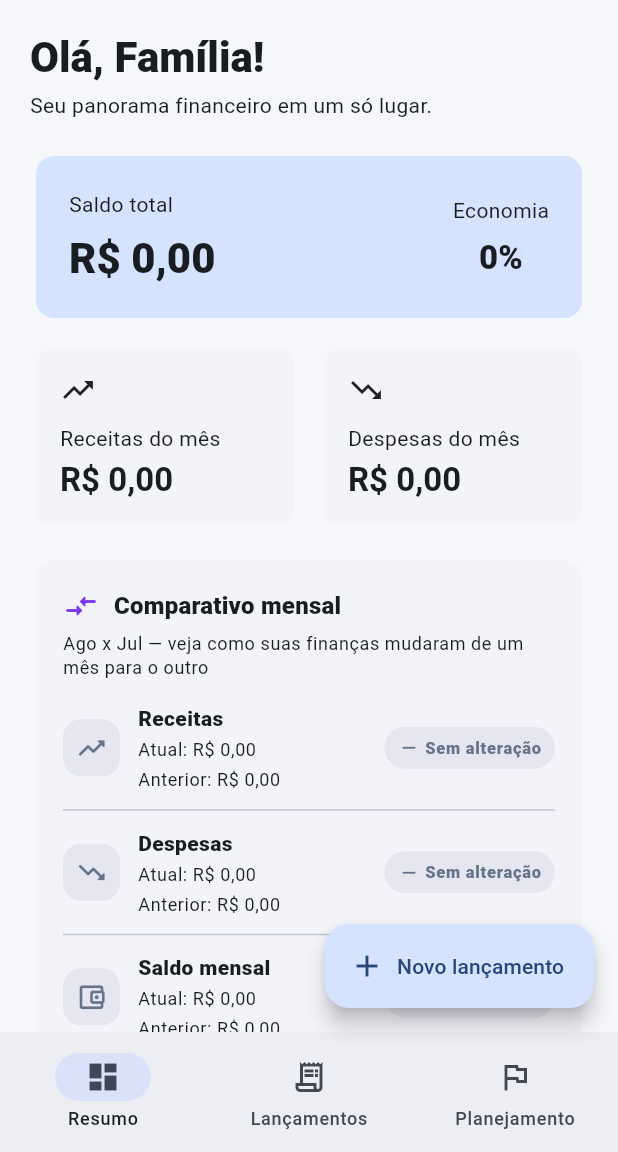
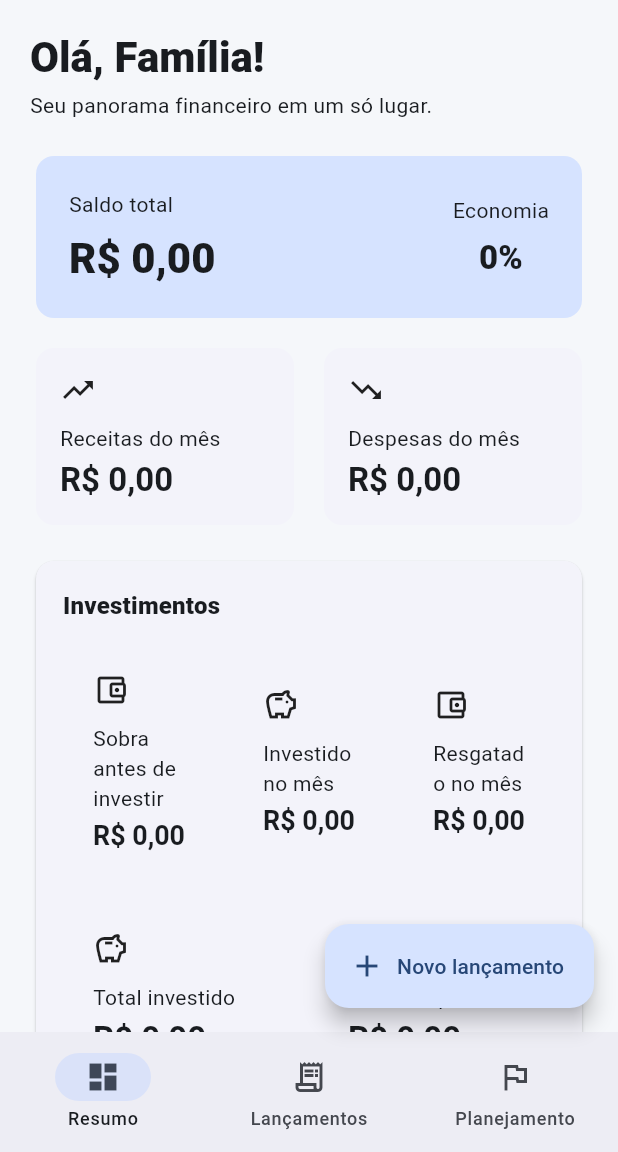
Before and after one commit to linnus1970/saude-financeira-familiar, a Flutter app: the screen it shows once a user with an empty profile is signed in, on a phone screen of 412 x 824 dp, the part 84-1236 px from its top. Run offline on Flutter 3.47's test engine with Material 3 defaults, Android fonts, the phone set to English and light mode, and no system bars; our stand-ins replace cloud_firestore, equatable, firebase_auth, firebase_core, fl_chart, flutter_riverpod and 1 more; accounts and stored records are empty.

Commit message:
feat: adiciona resgates e controle de saldo dos investimentos

```diff
--- a/lib/features/finance/domain/financial_transaction.dart
+++ b/lib/features/finance/domain/financial_transaction.dart
@@ -1,6 +1,6 @@
 import 'package:cloud_firestore/cloud_firestore.dart';
 
-enum TransactionType { income, expense, investment }
+enum TransactionType { income, expense, investment, redemption }
 
 class FinancialTransaction {
   const FinancialTransaction({
@@ -24,6 +24,7 @@ class FinancialTransaction {
   bool get isIncome => type == TransactionType.income;
   bool get isExpense => type == TransactionType.expense;
   bool get isInvestment => type == TransactionType.investment;
+  bool get isRedemption => type == TransactionType.redemption;
 
   FinancialTransaction copyWith({
     String? id,
@@ -67,6 +68,7 @@ class FinancialTransaction {
       type: switch (map['type'] as String?) {
         'income' => TransactionType.income,
         'investment' => TransactionType.investment,
+        'redemption' => TransactionType.redemption,
         _ => TransactionType.expense,
       },
       category: map['category'] as String? ?? 'Outros',
--- a/lib/features/finance/presentation/pages/financial_dashboard_charts.part.dart
+++ b/lib/features/finance/presentation/pages/financial_dashboard_charts.part.dart
@@ -269,7 +269,7 @@ List<_ExpenseCategorySlice> _buildExpenseCategorySlices(
 ) {
   final totals = <String, double>{};
 
-  for (final item in transactions.where((item) => !item.isIncome)) {
+  for (final item in transactions.where((item) => item.isExpense)) {
     totals[item.category] = (totals[item.category] ?? 0) + item.amount;
   }
 
--- a/lib/features/finance/presentation/pages/financial_dashboard_intelligence.part.dart
+++ b/lib/features/finance/presentation/pages/financial_dashboard_intelligence.part.dart
@@ -10,7 +10,7 @@ List<String> _buildFinancialRecommendations({
   final monthMargin = monthIncome - monthExpenses;
 
   final expenseTotals = <String, double>{};
-  for (final item in transactions.where((item) => !item.isIncome)) {
+  for (final item in transactions.where((item) => item.isExpense)) {
     expenseTotals[item.category] =
         (expenseTotals[item.category] ?? 0) + item.amount;
   }
--- a/lib/features/finance/presentation/pages/financial_dashboard_page.dart
+++ b/lib/features/finance/presentation/pages/financial_dashboard_page.dart
@@ -183,6 +183,23 @@ class _OverviewTab extends StatelessWidget {
 
         final monthIncome = _sumIncome(monthItems);
         final monthExpenses = _sumExpenses(monthItems);
+        final monthInvestments = _sumInvestments(monthItems);
+        final monthRedemptions = _sumRedemptions(monthItems);
+        final totalInvestments =
+            _sumInvestments(transactions) - _sumRedemptions(transactions);
+        final monthStart = DateTime(now.year, now.month);
+        final previousItems = transactions
+            .where((item) => item.date.isBefore(monthStart))
+            .toList();
+        final carriedToMonth =
+            _sumIncome(previousItems) -
+            _sumExpenses(previousItems) -
+            _sumInvestments(previousItems) +
+            _sumRedemptions(previousItems);
+        final availableBeforeInvest =
+            carriedToMonth + monthIncome - monthExpenses;
+        final availableToInvest =
+            availableBeforeInvest - monthInvestments + monthRedemptions;
         final balance = _sumIncome(transactions) - _sumExpenses(transactions);
         final savingsRate = monthIncome <= 0
             ? 0.0
@@ -245,6 +262,71 @@ class _OverviewTab extends StatelessWidget {
                   ),
                 ),
               ],
+            ),
+            const SizedBox(height: 16),
+            Card(
+              child: Padding(
+                padding: const EdgeInsets.all(18),
+                child: Column(
+                  crossAxisAlignment: CrossAxisAlignment.start,
+                  children: [
+                    Text(
+                      'Investimentos',
+                      style: Theme.of(context).textTheme.titleMedium?.copyWith(
+                        fontWeight: FontWeight.w800,
+                      ),
+                    ),
+                    const SizedBox(height: 12),
+                    Row(
+                      children: [
+                        Expanded(
+                          child: _MetricCard(
+                            title: 'Sobra antes de investir',
+                            value: _currency(availableBeforeInvest),
+                            icon: Icons.account_balance_wallet_outlined,
+                          ),
+                        ),
+                        const SizedBox(width: 12),
+                        Expanded(
+                          child: _MetricCard(
+                            title: 'Investido no mês',
+                            value: _currency(monthInvestments),
+                            icon: Icons.savings_outlined,
+                          ),
+                        ),
+                        const SizedBox(width: 12),
+                        Expanded(
+                          child: _MetricCard(
+                            title: 'Resgatado no mês',
+                            value: _currency(monthRedemptions),
+                            icon: Icons.account_balance_wallet_outlined,
+                          ),
+                        ),
+                      ],
+                    ),
+                    const SizedBox(height: 12),
+                    Row(
+                      children: [
+                        Expanded(
+                          child: _MetricCard(
+                            title: 'Total investido',
+                            value: _currency(totalInvestments),
+                            icon: Icons.savings_outlined,
+                          ),
+                        ),
+                        const SizedBox(width: 12),
+                        Expanded(
+                          child: _MetricCard(
+                            title: 'Ainda disponível',
+                            value: _currency(availableToInvest),
+                            icon: Icons.trending_up,
+                          ),
+                        ),
+                      ],
+                    ),
+                  ],
+                ),
+              ),
             ),
             const SizedBox(height: 16),
             _MonthComparisonCard(transactions: transactions),
@@ -383,7 +465,7 @@ class _TransactionsTabState extends State<_TransactionsTab> {
         if (_filter == 'Receitas') {
           items = items.where((item) => item.isIncome).toList();
         } else if (_filter == 'Despesas') {
-          items = items.where((item) => !item.isIncome).toList();
+          items = items.where((item) => item.isExpense).toList();
         }
 
         return ListView(
@@ -538,7 +620,7 @@ class _PlanningTab extends StatelessWidget {
                     final spent = transactions
                         .where(
                           (item) =>
-                              !item.isIncome &&
+                              item.isExpense &&
                               item.category == budget.category &&
                               item.date.month == budget.month &&
                               item.date.year == budget.year,
--- a/lib/features/finance/presentation/pages/financial_dashboard_reports.part.dart
+++ b/lib/features/finance/presentation/pages/financial_dashboard_reports.part.dart
@@ -241,7 +241,7 @@ class _ExpenseCategoryComparisonCard extends StatelessWidget {
     final current = <String, double>{};
     final previous = <String, double>{};
 
-    for (final item in transactions.where((item) => !item.isIncome)) {
+    for (final item in transactions.where((item) => item.isExpense)) {
       final date = item.date;
       if (!date.isBefore(currentStart) && date.isBefore(nextStart)) {
         current[item.category] = (current[item.category] ?? 0) + item.amount;
@@ -465,7 +465,7 @@ class _MonthlyConsolidatedReportCard extends StatelessWidget {
         : ((income - expenses) / income) * 100;
 
     final expenseTotals = <String, double>{};
-    for (final item in transactions.where((item) => !item.isIncome)) {
+    for (final item in transactions.where((item) => item.isExpense)) {
       expenseTotals[item.category] =
           (expenseTotals[item.category] ?? 0) + item.amount;
     }
@@ -714,7 +714,7 @@ _MonthComparisonData _buildMonthComparisonData(
       .fold<double>(0, (sum, item) => sum + item.amount);
 
   double expenses(Iterable<FinancialTransaction> items) => items
-      .where((item) => !item.isIncome)
+      .where((item) => item.isExpense)
       .fold<double>(0, (sum, item) => sum + item.amount);
 
   return _MonthComparisonData(
--- a/lib/features/finance/presentation/pages/financial_dashboard_shared.part.dart
+++ b/lib/features/finance/presentation/pages/financial_dashboard_shared.part.dart
@@ -300,7 +300,7 @@ class _CategoryBars extends StatelessWidget {
   @override
   Widget build(BuildContext context) {
     final totals = <String, double>{};
-    for (final item in transactions.where((item) => !item.isIncome)) {
+    for (final item in transactions.where((item) => item.isExpense)) {
       totals[item.category] = (totals[item.category] ?? 0) + item.amount;
     }
 
@@ -405,7 +405,15 @@ double _sumIncome(List<FinancialTransaction> items) => items
     .fold(0, (sum, item) => sum + item.amount);
 
 double _sumExpenses(List<FinancialTransaction> items) => items
-    .where((item) => !item.isIncome)
+    .where((item) => item.isExpense)
+    .fold(0, (sum, item) => sum + item.amount);
+
+double _sumInvestments(List<FinancialTransaction> items) => items
+    .where((item) => item.isInvestment)
+    .fold(0, (sum, item) => sum + item.amount);
+
+double _sumRedemptions(List<FinancialTransaction> items) => items
+    .where((item) => item.isRedemption)
     .fold(0, (sum, item) => sum + item.amount);
 
 String _currency(double value) {
```
Also changed, not shown: lib/features/finance/data/financial_repository.dart (+29 -0 lines), lib/features/finance/presentation/pages/transaction_form_page.dart (+21 -0 lines).
